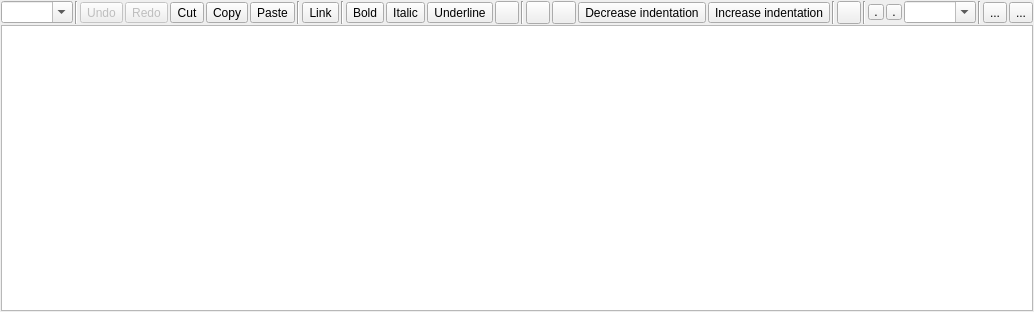
Qt form NoteRichTextEdit.ui (emma-qub/QtSourceCodeBrowser) before a commit.
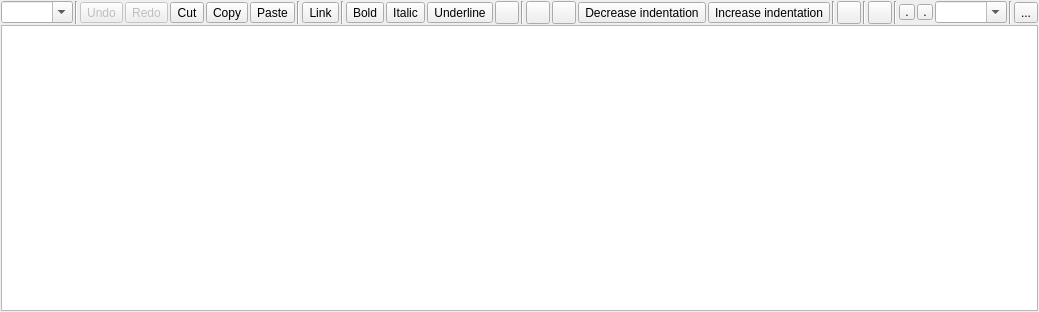
The same form after that commit. Icons and pictures are not drawn. Custom widgets are drawn as their Qt base class.

Commit message: Add image icon in notes toolbar, rearrange and improve toolbar.

Patch:
```diff
--- a/NoteRichTextEdit.ui
+++ b/NoteRichTextEdit.ui
@@ -6,7 +6,7 @@
    <rect>
     <x>0</x>
     <y>0</y>
-    <width>819</width>
+    <width>669</width>
     <height>312</height>
    </rect>
   </property>
@@ -441,6 +441,20 @@
         </property>
        </widget>
       </item>
+      <item>
+       <widget class="Line" name="line_8">
+        <property name="orientation">
+         <enum>Qt::Vertical</enum>
+        </property>
+       </widget>
+      </item>
+      <item>
+       <widget class="QToolButton" name="f_image">
+        <property name="text">
+         <string notr="true"/>
+        </property>
+       </widget>
+      </item>
       <item>
        <widget class="Line" name="line_7">
         <property name="orientation">
@@ -530,13 +544,6 @@
         </property>
        </widget>
       </item>
-      <item>
-       <widget class="QToolButton" name="f_image">
-        <property name="text">
-         <string notr="true">...</string>
-        </property>
-       </widget>
-      </item>
       <item>
        <widget class="QToolButton" name="f_menu">
         <property name="text">
```
Left out of the diff: 37 changed lines with no effect on the pictures. The commit also changes 2 other files.
